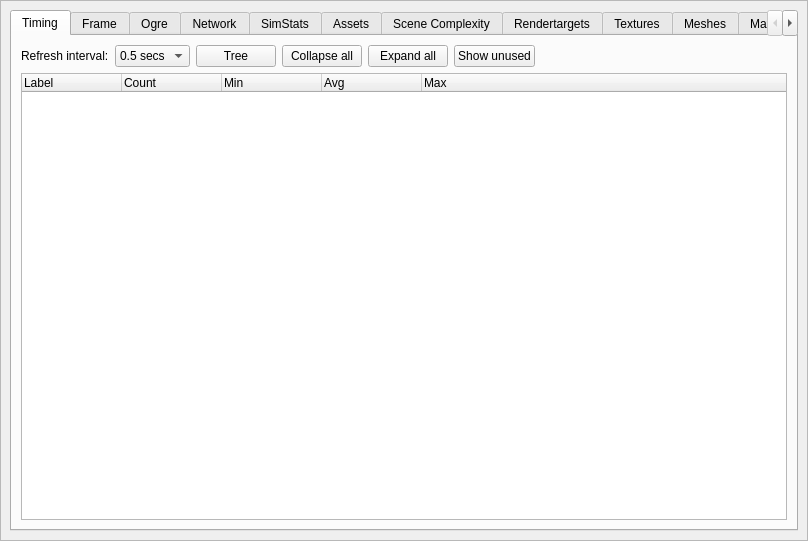
realXtend/tundra, file bin/data/ui/profiler.ui: the form before one commit.
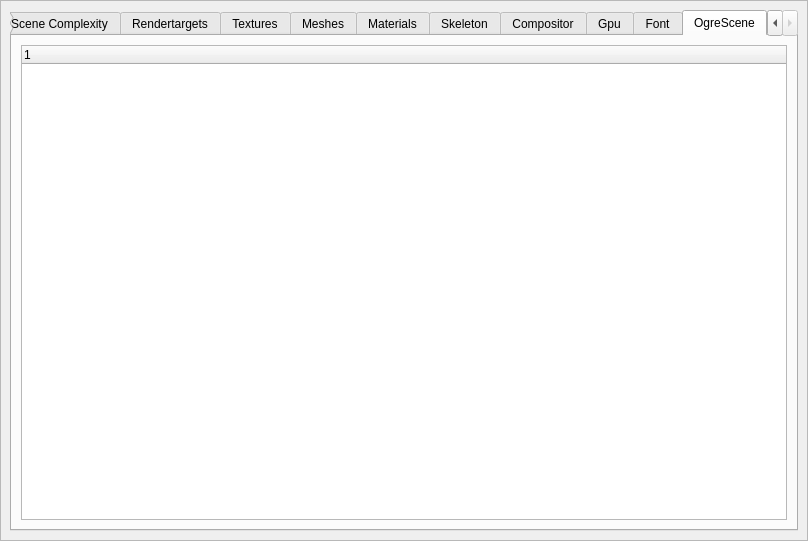
The form after the commit.

Commit message: Add a mandatory prefix string parameter to Renderer::GetUniqueObjectName to allow identifying memory leak causers. Added Ogre SceneNode debug display to DebugStatsModule Profiler window.

Patch:
```diff
--- a/bin/data/ui/profiler.ui
+++ b/bin/data/ui/profiler.ui
@@ -44,7 +44,7 @@
          </size>
         </property>
         <property name="currentIndex">
-         <number>0</number>
+         <number>15</number>
         </property>
         <widget class="QWidget" name="timing">
          <attribute name="title">
@@ -2299,6 +2299,22 @@
           </item>
          </layout>
         </widget>
+        <widget class="QWidget" name="tab">
+         <attribute name="title">
+          <string>OgreScene</string>
+         </attribute>
+         <layout class="QGridLayout" name="gridLayout_3">
+          <item row="0" column="0">
+           <widget class="QTreeWidget" name="sceneDataTree">
+            <column>
+             <property name="text">
+              <string notr="true">1</string>
+             </property>
+            </column>
+           </widget>
+          </item>
+         </layout>
+        </widget>
        </widget>
       </item>
      </layout>
```
The commit also changes 24 other files.
